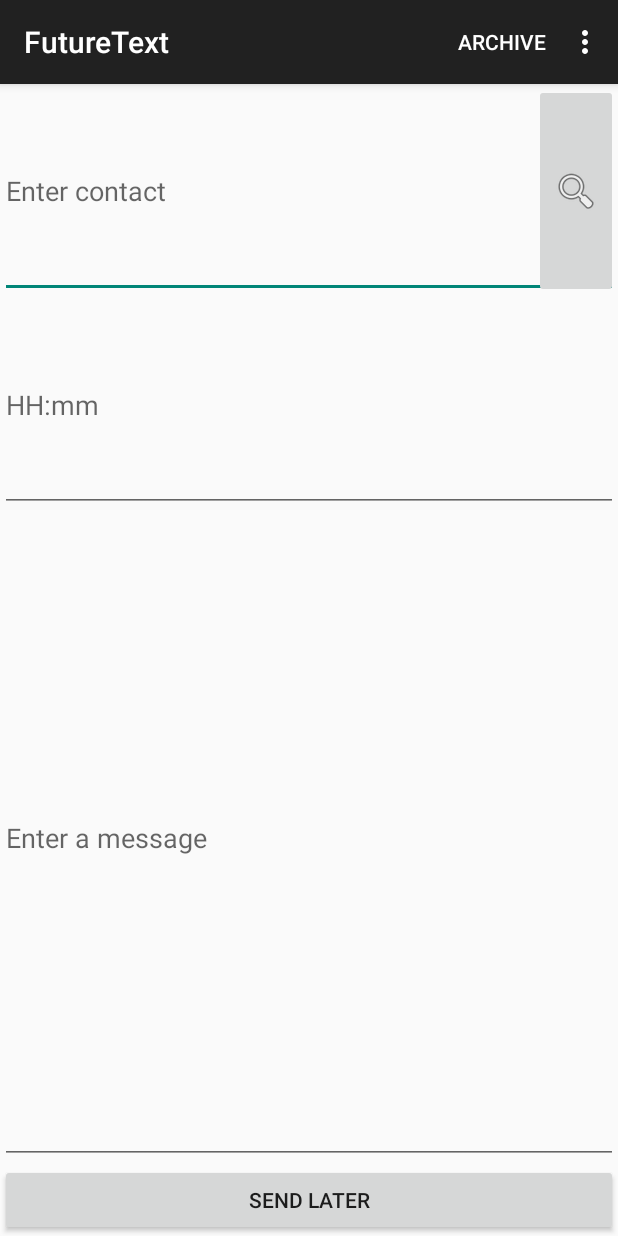
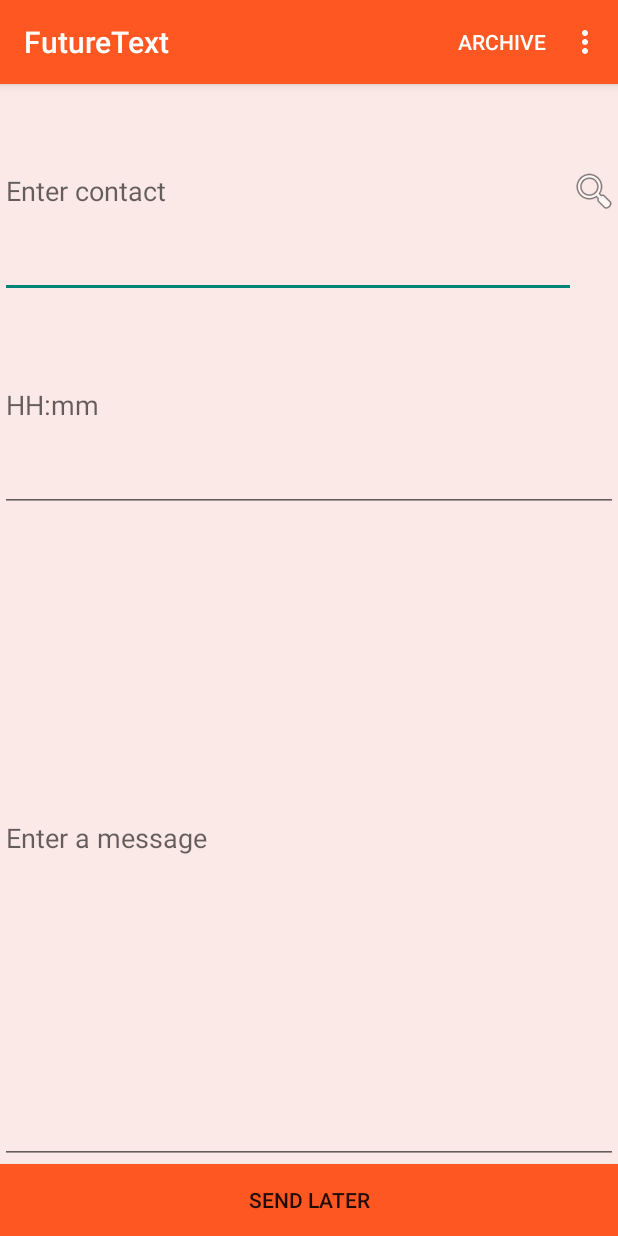
Before and after one commit to AnaxAndrade/FutureText, an Android app: the screen it shows after launch (InputActivity), on a phone screen of 412 x 824 dp. Run offline under Robolectric (Android 15) with nearby library versions, the phone set to English and light mode, and no system bars.

Commit message:
UI changes (Orange!)

```diff
--- a/app/src/main/AndroidManifest.xml
+++ b/app/src/main/AndroidManifest.xml
@@ -1,7 +1,7 @@
 <?xml version="1.0" encoding="utf-8"?>
 <manifest xmlns:android="http://schemas.android.com/apk/res/android"
     package="com.mycompany.futuretext" >
-    <uses-sdk android:minSdkVersion="16" />
+    />
     <uses-permission android:name="android.permission.SEND_SMS" />
     <uses-permission android:name="com.android.alarm.permission.SET_ALARM"/>
     <uses-permission android:name="android.permission.READ_CONTACTS" />
--- a/app/src/main/res/layout/activity_display_message.xml
+++ b/app/src/main/res/layout/activity_display_message.xml
@@ -8,6 +8,7 @@
 
         <TextView android:id="@+id/archive"
             android:layout_width="fill_parent"
-            android:layout_height="wrap_content" />
+            android:layout_height="wrap_content"
+            android:background="#FBE9E7"/>
 
 </RelativeLayout>
--- a/app/src/main/res/layout/activity_input.xml
+++ b/app/src/main/res/layout/activity_input.xml
@@ -3,7 +3,7 @@
     android:layout_width="match_parent"
     android:layout_height="match_parent"
     android:orientation="vertical"
-    >
+    android:background="@color/Background">
     <RelativeLayout
         android:layout_width="match_parent"
         android:layout_height="0dp"
@@ -23,6 +23,7 @@
             android:layout_centerVertical="true"
             android:layout_alignParentRight="true"
             android:layout_alignParentEnd="true"
+            android:background="@color/Background"
             android:onClick="pickContact"/>
     </RelativeLayout>
 
@@ -47,5 +48,6 @@
         android:layout_width="fill_parent"
         android:layout_height="wrap_content"
         android:text="@string/button_sendLater"
+        android:background="@color/ActionBar"
         android:onClick="sendDelayedMessage"/>
 </LinearLayout>
--- /dev/null
+++ b/app/src/main/res/values/colors.xml
@@ -0,0 +1,5 @@
+<?xml version="1.0" encoding="utf-8"?>
+<resources>
+    <color name="ActionBar">#FF5722</color>
+    <color name="Background">#FBE9E7</color>
+</resources>
--- a/app/src/main/res/values/styles.xml
+++ b/app/src/main/res/values/styles.xml
@@ -3,6 +3,12 @@
     <!-- Base application theme. -->
     <style name="AppTheme" parent="Theme.AppCompat.Light.DarkActionBar">
         <!-- Customize your theme here. -->
+        <item name="android:actionBarStyle">@style/ActionBar</item>
+        <item name="actionBarStyle">@style/ActionBar</item>
+    </style>
+    <style name="ActionBar" parent="Widget.AppCompat.ActionBar">
+        <item name="android:background">@color/ActionBar</item>
+        <item name="background">@color/ActionBar</item>
     </style>
 
 </resources>
```
Also changed, not shown: app/src/main/java/com/mycompany/futuretext/DisplayMessageActivity.java (+3 -4 lines).
